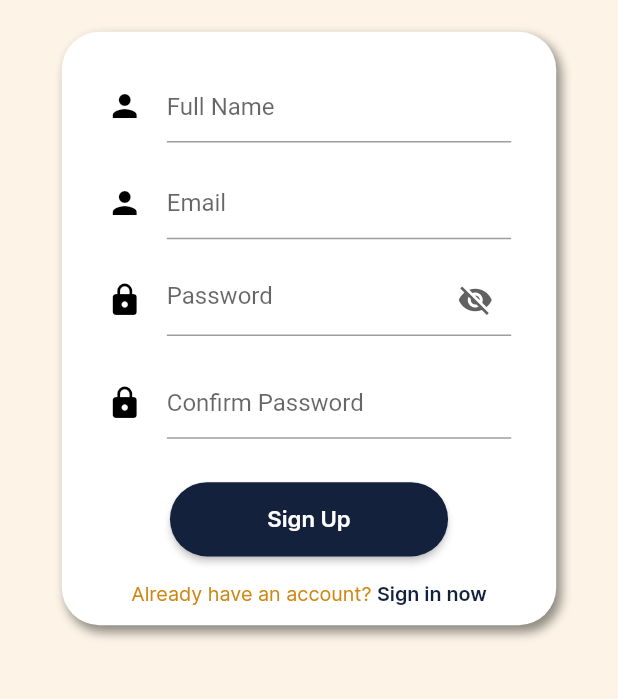
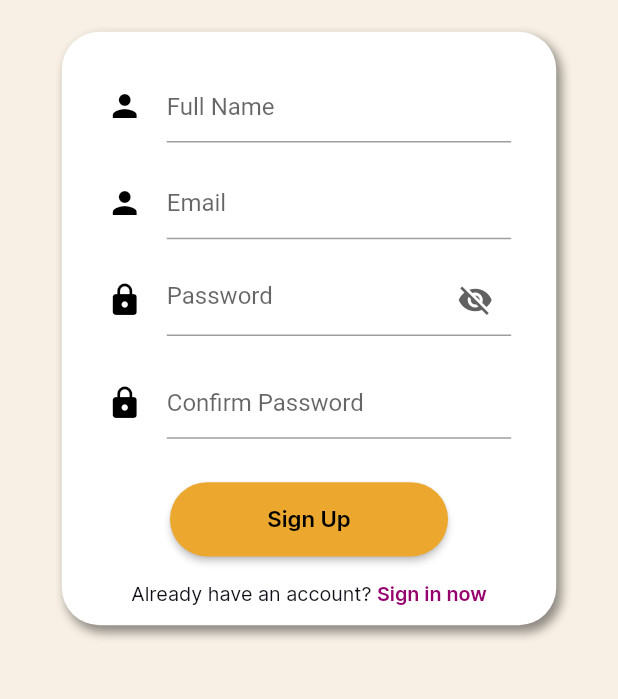
Before and after one commit to jdesolate/lending, a Flutter app: the screen it shows after launch, after a tap on "Log In", after a tap on "Sign up now", on a phone screen of 412 x 824 dp, the part 357-1056 px from its top. Run offline on Flutter 3.47's test engine with Material 2 defaults, Android fonts, the phone set to English and light mode, and no system bars.

Commit message:
v1.4 Color Changes 11/18/21

```diff
--- a/lib/screens/login.dart
+++ b/lib/screens/login.dart
@@ -28,7 +28,7 @@ class _LoginScreenState extends State<LoginScreen> {
             horizontal: width * 0.10,
           ),
           decoration:
-              BoxDecoration(color: const Color(0xFFFFEFD4).withOpacity(0.5)),
+              BoxDecoration(color: const Color(0xFFF6E6CE).withOpacity(0.5)),
           child: Column(
             crossAxisAlignment: CrossAxisAlignment.start,
             children: [
@@ -182,7 +182,7 @@ class _LoginScreenState extends State<LoginScreen> {
                               // }
                             },
                             style: ElevatedButton.styleFrom(
-                              primary: const Color(0xFF14213D),
+                              primary: const Color(0xFF101118),
                               fixedSize: Size(
                                 width * 0.45,
                                 height * 0.060,
@@ -236,7 +236,7 @@ class _LoginScreenState extends State<LoginScreen> {
                               Text(
                                 'Don\'t have an account yet? ',
                                 style: TextStyle(
-                                  color: const Color(0xFFCE8712),
+                                  color: const Color(0xFF101118),
                                   fontFamily: 'Inter',
                                   fontWeight: FontWeight.w400,
                                   fontSize: height * 0.016,
@@ -255,7 +255,7 @@ class _LoginScreenState extends State<LoginScreen> {
                                 child: Text(
                                   'Sign up now',
                                   style: TextStyle(
-                                    color: const Color(0xFF14213D),
+                                    color: const Color(0xFF96006C),
                                     fontFamily: 'Inter',
                                     fontWeight: FontWeight.w600,
                                     fontSize: height * 0.016,
--- a/lib/screens/register.dart
+++ b/lib/screens/register.dart
@@ -30,7 +30,7 @@ class _RegisterScreenState extends State<RegisterScreen> {
             horizontal: width * 0.10,
           ),
           decoration:
-              BoxDecoration(color: const Color(0xFFFFEFD4).withOpacity(0.5)),
+              BoxDecoration(color: const Color(0xFFF6E6CE).withOpacity(0.5)),
           child: Column(
             crossAxisAlignment: CrossAxisAlignment.start,
             mainAxisAlignment: MainAxisAlignment.start,
@@ -214,7 +214,7 @@ class _RegisterScreenState extends State<RegisterScreen> {
                               // }
                             },
                             style: ElevatedButton.styleFrom(
-                              primary: const Color(0xFF14213D),
+                              primary: const Color(0xFFECA82E),
                               fixedSize: Size(
                                 width * 0.45,
                                 height * 0.060,
@@ -226,7 +226,7 @@ class _RegisterScreenState extends State<RegisterScreen> {
                             child: Text(
                               'Sign Up',
                               style: TextStyle(
-                                color: Colors.white,
+                                color: Colors.black,
                                 fontFamily: 'Inter',
                                 fontWeight: FontWeight.w600,
                                 fontSize: height * 0.018,
@@ -243,7 +243,7 @@ class _RegisterScreenState extends State<RegisterScreen> {
                               Text(
                                 'Already have an account? ',
                                 style: TextStyle(
-                                  color: const Color(0xFFCE8712),
+                                  color: const Color(0xFF101118),
                                   fontFamily: 'Inter',
                                   fontWeight: FontWeight.w400,
                                   fontSize: height * 0.016,
@@ -262,7 +262,7 @@ class _RegisterScreenState extends State<RegisterScreen> {
                                 child: Text(
                                   'Sign in now',
                                   style: TextStyle(
-                                    color: const Color(0xFF14213D),
+                                    color: const Color(0xFF96006C),
                                     fontFamily: 'Inter',
                                     fontWeight: FontWeight.w600,
                                     fontSize: height * 0.016,
--- a/lib/screens/splash.dart
+++ b/lib/screens/splash.dart
@@ -34,9 +34,10 @@ class _SplashScreenState extends State<SplashScreen> {
 
     return SafeArea(
       child: Scaffold(
-        body: SizedBox(
+        body: Container(
           width: width,
           height: height,
+          color: const Color(0xFFF6E6CE),
           // padding: const EdgeInsets.symmetric(horizontal: 30, vertical: 95),
           child: Column(
             mainAxisAlignment: MainAxisAlignment.center,
--- a/lib/screens/welcome.dart
+++ b/lib/screens/welcome.dart
@@ -14,7 +14,7 @@ class WelcomeScreen extends StatelessWidget {
     return SafeArea(
       child: Container(
         decoration:
-            BoxDecoration(color: const Color(0xFFFFEFD4).withOpacity(0.5)),
+            BoxDecoration(color: const Color(0xFFFDFBF7).withOpacity(0.5)),
         child: Padding(
           padding: EdgeInsets.symmetric(
             vertical: height * 0.30,
@@ -66,7 +66,7 @@ class WelcomeScreen extends StatelessWidget {
                               builder: (context) => const LoginScreen()));
                     },
                     style: ElevatedButton.styleFrom(
-                      primary: const Color(0xFF14213D),
+                      primary: const Color(0xFF101118),
                       fixedSize: Size(
                         width * 0.65,
                         height * 0.060,
@@ -97,7 +97,7 @@ class WelcomeScreen extends StatelessWidget {
                               builder: (context) => const RegisterScreen()));
                     },
                     style: ElevatedButton.styleFrom(
-                      primary: const Color(0xFFE5E5E5),
+                      primary: const Color(0xFFECA82E),
                       fixedSize: Size(
                         width * 0.65,
                         height * 0.060,
```
